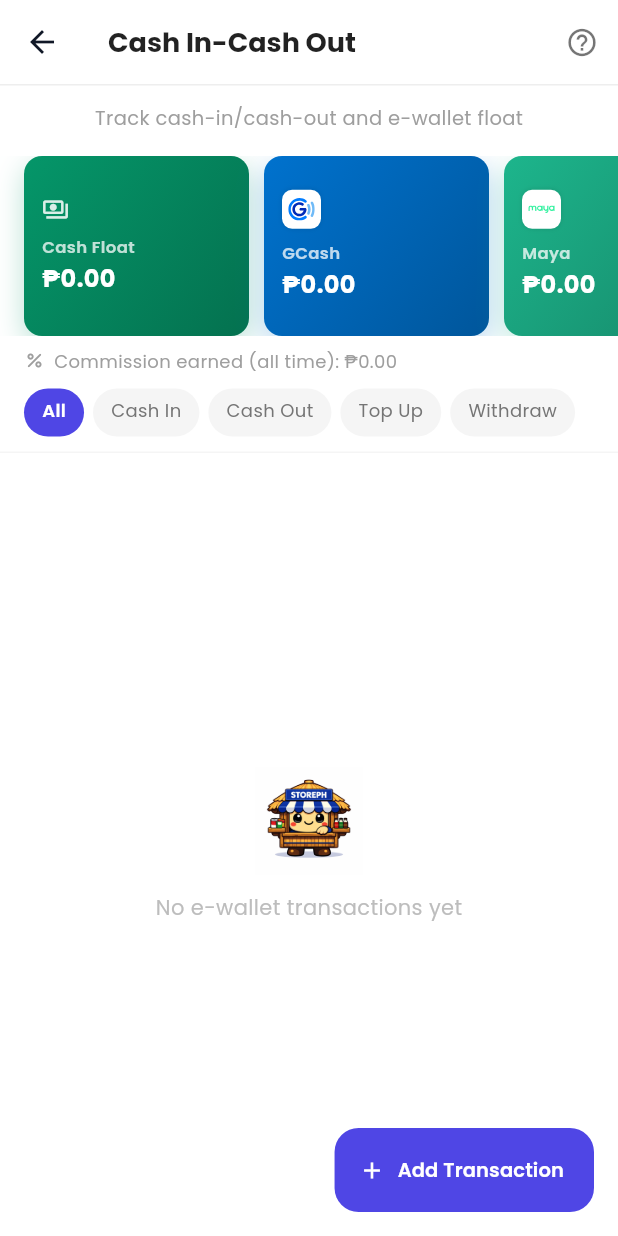
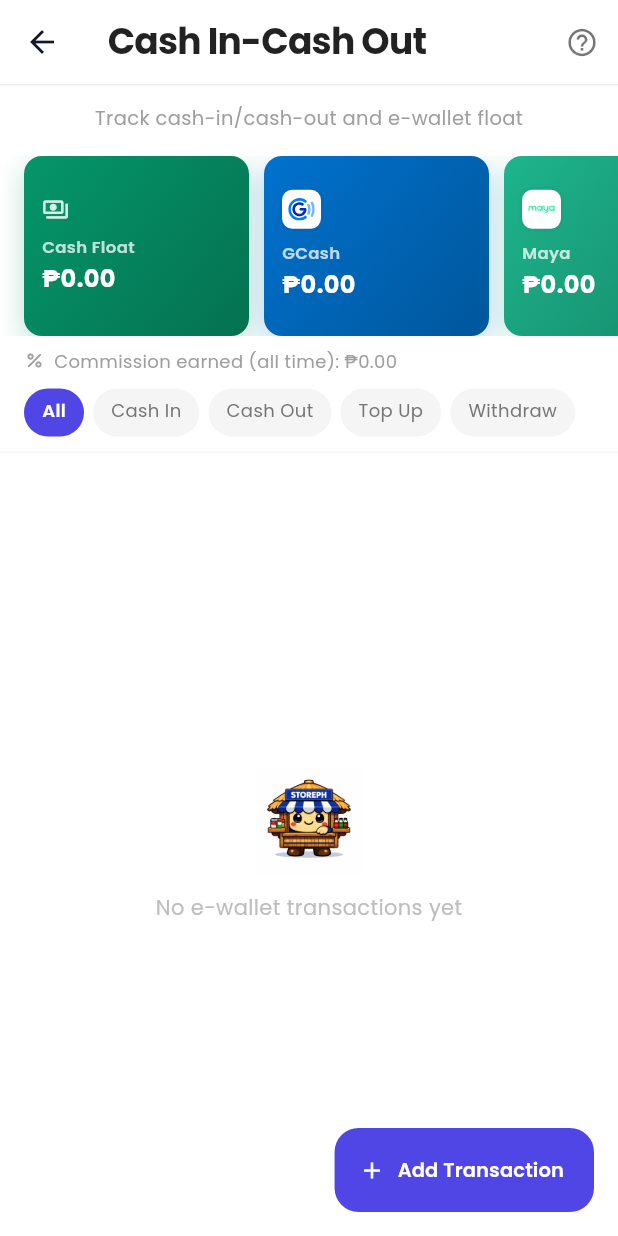
Before and after one commit to JefreyJurado/sari_sari_store, a Flutter app: the CicoScreen screen opened directly, on a phone screen of 412 x 824 dp. Run offline on Flutter 3.47's test engine with Material 3 defaults, Android fonts, the phone set to English and light mode, and no system bars; our stand-ins replace file_picker, fl_chart, flutter_local_notifications, flutter_svg, local_auth, package_info_plus and 7 more; missing offline and left inert: gal, mobile_scanner; accounts and stored records are empty; statements that could not run were skipped.

Commit message:
Match Cash In/Out screen title to other main screens, rename nav label
The Cash In-Cash Out AppBar title used a smaller/different style (18px
AppBar default) than every other main screen's 24px bold header —
bumped it to match. Also renamed the bottom nav label from "Wallet" to
"Cash In/Out" so it's clearer what the tab is for (kept short since the
nav slot is a single ~10px line per tab).

```diff
--- a/lib/main.dart
+++ b/lib/main.dart
@@ -332,7 +332,7 @@ class _MainShellState extends State<_MainShell> {
                 _navItem(3, Icons.inventory_2_rounded,
                     Icons.inventory_2_outlined, 'Products'),
                 _navItem(4, Icons.account_balance_wallet_rounded,
-                    Icons.account_balance_wallet_outlined, 'Wallet'),
+                    Icons.account_balance_wallet_outlined, 'Cash In/Out'),
                 _navItem(5, Icons.bar_chart_rounded, Icons.bar_chart_outlined,
                     'Reports'),
               ],
--- a/lib/screens/cico_screen.dart
+++ b/lib/screens/cico_screen.dart
@@ -437,9 +437,10 @@ class _CicoScreenState extends State<CicoScreen> {
           elevation: 0,
           title: const Text('Cash In-Cash Out',
               style: TextStyle(
-                  fontSize: 18,
-                  fontWeight: FontWeight.w700,
-                  color: Colors.black87)),
+                  fontSize: 24,
+                  fontWeight: FontWeight.bold,
+                  color: Colors.black87,
+                  letterSpacing: -0.5)),
           actions: const [
             HelpIconButton(
               title: 'Cash In-Cash Out (E-Wallet)',
```
